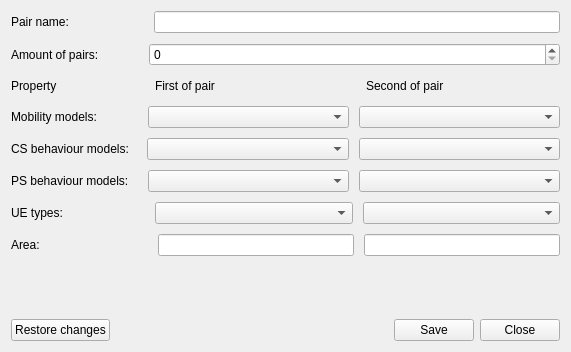
Qt form LTEsimGeneratorGUI/Ui/DataForms/ueParametersForm.ui (moniss23/junit4) before a commit.
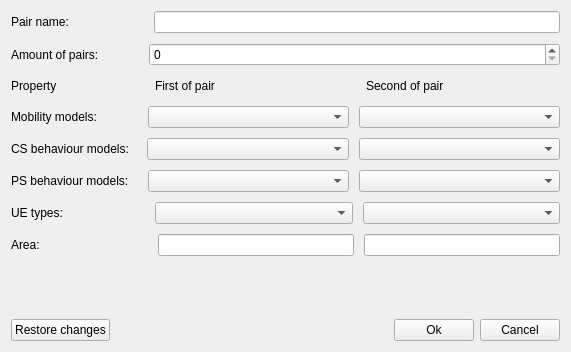
The same form after that commit.

The edit to the form file:
```diff
--- a/LTEsimGeneratorGUI/Ui/DataForms/ueParametersForm.ui
+++ b/LTEsimGeneratorGUI/Ui/DataForms/ueParametersForm.ui
@@ -523,14 +523,14 @@
      <item>
       <widget class="QPushButton" name="saveButton">
        <property name="text">
-        <string>Save</string>
+        <string>Ok</string>
        </property>
       </widget>
      </item>
      <item>
       <widget class="QPushButton" name="closeButton">
        <property name="text">
-        <string>Close</string>
+        <string>Cancel</string>
        </property>
       </widget>
      </item>
```
Left out of the diff: 4 changed lines with no effect on the pictures.
